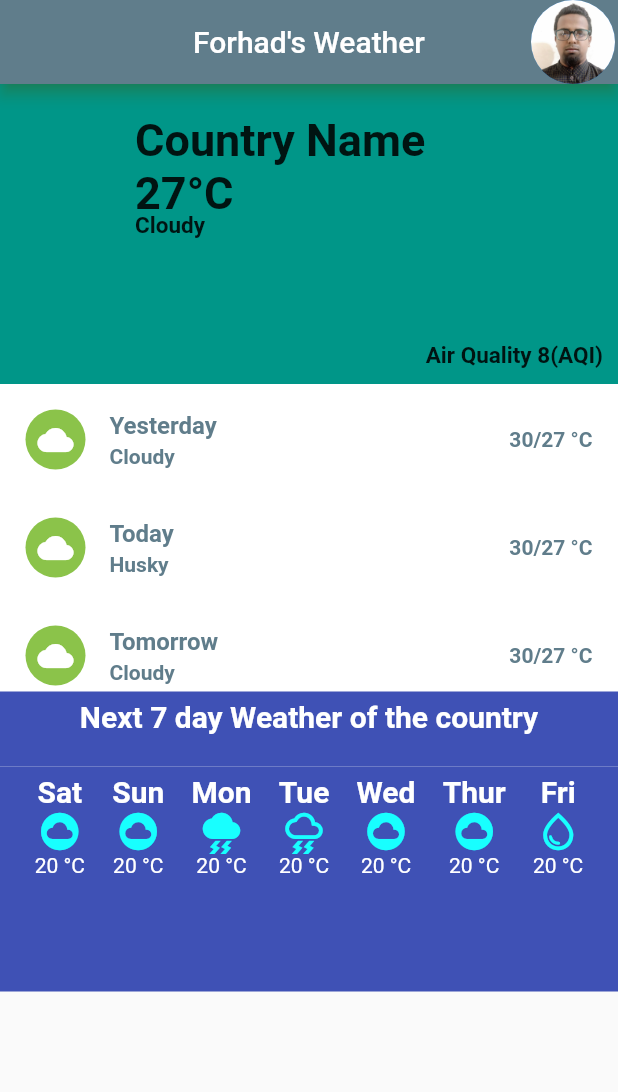
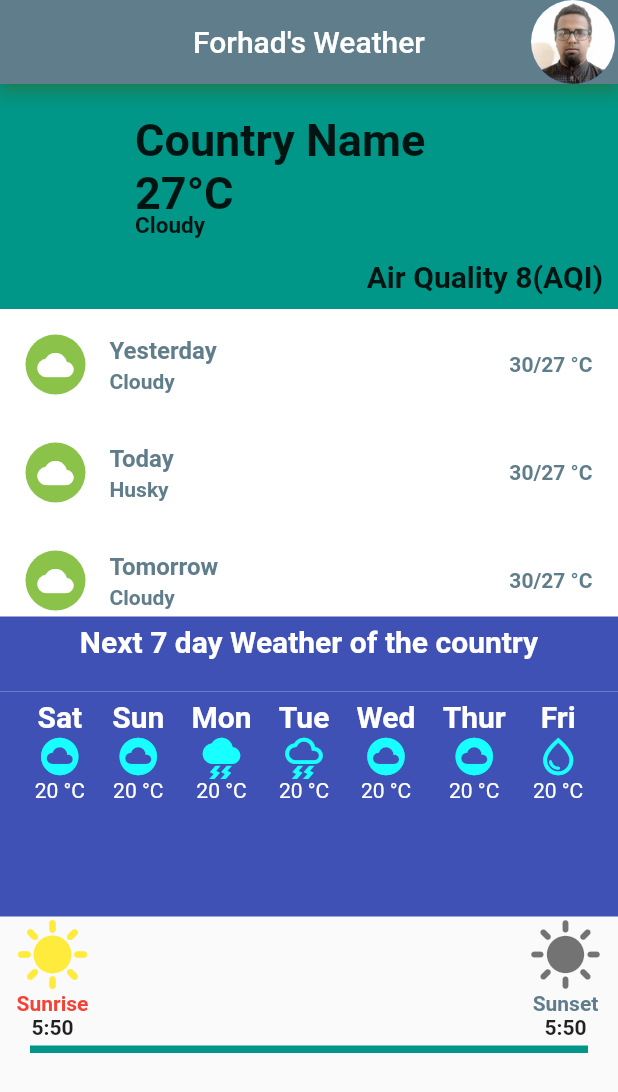
Before and after one commit to ForhadIsrafil/forhad-weather-app-by-flutter, a Flutter app: the screen it shows after launch, on a phone screen of 412 x 824 dp. Shown: the top 1092 px of the screen. Run offline on Flutter 3.47's test engine with Material 2 defaults, Android fonts, the phone set to English and light mode, and no system bars.

Commit message:
sunrise/sunset done

```diff
--- a/lib/weatherDetails.dart
+++ b/lib/weatherDetails.dart
@@ -20,7 +20,7 @@ class WeatherDetails extends StatelessWidget {
           children: [
             Container(
               color: Colors.teal,
-              height: 200.0,
+              height: 150.0,
               padding: const EdgeInsets.only(left: 90.0),
               child: Stack(
                 children: const [
@@ -61,7 +61,7 @@ class WeatherDetails extends StatelessWidget {
                     child: Text(
                       "Air Quality 8(AQI)",
                       style: TextStyle(
-                          fontSize: 15.0, fontWeight: FontWeight.bold),
+                          fontSize: 20.0, fontWeight: FontWeight.bold),
                       textAlign: TextAlign.center,
                     ),
                   ),
@@ -164,12 +164,72 @@ class WeatherDetails extends StatelessWidget {
                 ],
               ),
             ),
-            Container(
-              // height: random.nextInt(200).toDouble() >= 100 ? random.nextInt(200).toDouble() : 200.0,
-              // color: Color.fromARGB(random.nextInt(255), random.nextInt(255),
-              //     random.nextInt(255), random.nextInt(255)),
-              // child: ,
+            Stack(
+              alignment: AlignmentDirectional.center,
+              // fit: StackFit.expand,
+              children: [
+                Container(
+                  // height: 50,
+                  width: MediaQuery.of(context).size.width,
+                  // height: random.nextInt(200).toDouble() >= 100 ? random.nextInt(200).toDouble() : 200.0,
+                  // color: Color.fromARGB(random.nextInt(255), random.nextInt(255),
+                  //     random.nextInt(255), random.nextInt(255)),
 
+                  child: CustomPaint(
+                    painter: ShapePainter(),
+                  ),
+                ),
+                Container(
+                  alignment: Alignment.topLeft,
+                  padding: const EdgeInsets.only(bottom: 95, left: 10),
+                  child: Column(
+                    mainAxisAlignment: MainAxisAlignment.spaceEvenly,
+                    children: const [
+                      Icon(
+                        Icons.sunny,
+                        size: 50,
+                        color: Colors.yellow,
+                      ),
+                      Text(
+                        "Sunrise",
+                        textAlign: TextAlign.center,
+                        style: TextStyle(
+                            fontWeight: FontWeight.bold,
+                            color: Colors.red),
+                      ),
+                      Text(
+                        "5:50",
+                        style: TextStyle(fontWeight: FontWeight.bold),
+                      ),
+                    ],
+                  ),
+                ),
+                Container(
+                  alignment: Alignment.topRight,
+                  padding: const EdgeInsets.only(bottom: 95, right: 10),
+                  child: Column(
+                    mainAxisAlignment: MainAxisAlignment.spaceEvenly,
+                    children: const [
+                      Icon(
+                        Icons.sunny,
+                        size: 50,
+                        color: Colors.black54,
+                      ),
+                      Text(
+                        "Sunset",
+                        textAlign: TextAlign.center,
+                        style: TextStyle(
+                            fontWeight: FontWeight.bold,
+                            color: Colors.blueGrey),
+                      ),
+                      Text(
+                        "5:50",
+                        style: TextStyle(fontWeight: FontWeight.bold),
+                      ),
+                    ],
+                  ),
+                ),
+              ],
             ),
           ],
         ),
@@ -178,36 +238,27 @@ class WeatherDetails extends StatelessWidget {
   }
 }
 
-class SunRiseSed extends StatefulWidget {
-  const SunRiseSed({Key? key}) : super(key: key);
+// FOR PAINTING LINES
+class ShapePainter extends CustomPainter {
+  @override
+  void paint(Canvas canvas, Size size) {
+    var paint = Paint()
+      ..color = Colors.teal
+      ..strokeWidth = 5
+      ..style = PaintingStyle.stroke
+      ..strokeCap = StrokeCap.butt;
+
+    Offset startingPoint = Offset(20, size.height / 2);
+    Offset endingPoint = Offset(size.width - 20, size.height / 2);
+
+    canvas.drawLine(startingPoint, endingPoint, paint);
+
+    // Offset center = Offset(size.width / 2, size.height / 2);
+    // canvas.drawCircle(center, 50, paint);
+  }
 
   @override
-  State<SunRiseSed> createState() => _SunRiseSedState();
-}
-
-class _SunRiseSedState extends State<SunRiseSed> {
-  bool selected = false;
-
-  @override
-  Widget build(BuildContext context) {
-    return GestureDetector(
-      onTap: () {
-        setState(() {
-          selected = !selected;
-        });
-      },
-      child: Center(
-        child: Container(
-          // color: Colors.red,
-          child: AnimatedAlign(
-
-            alignment: selected ? Alignment.topRight : Alignment.topLeft,
-            duration: const Duration(seconds: 1),
-            curve: Curves.easeInCubic,
-            child: const Icon(Icons.sunny, size: 50.0, color: Colors.yellow,),
-          ),
-        ),
-      ),
-    );
+  bool shouldRepaint(CustomPainter oldDelegate) {
+    return false;
   }
 }
```
